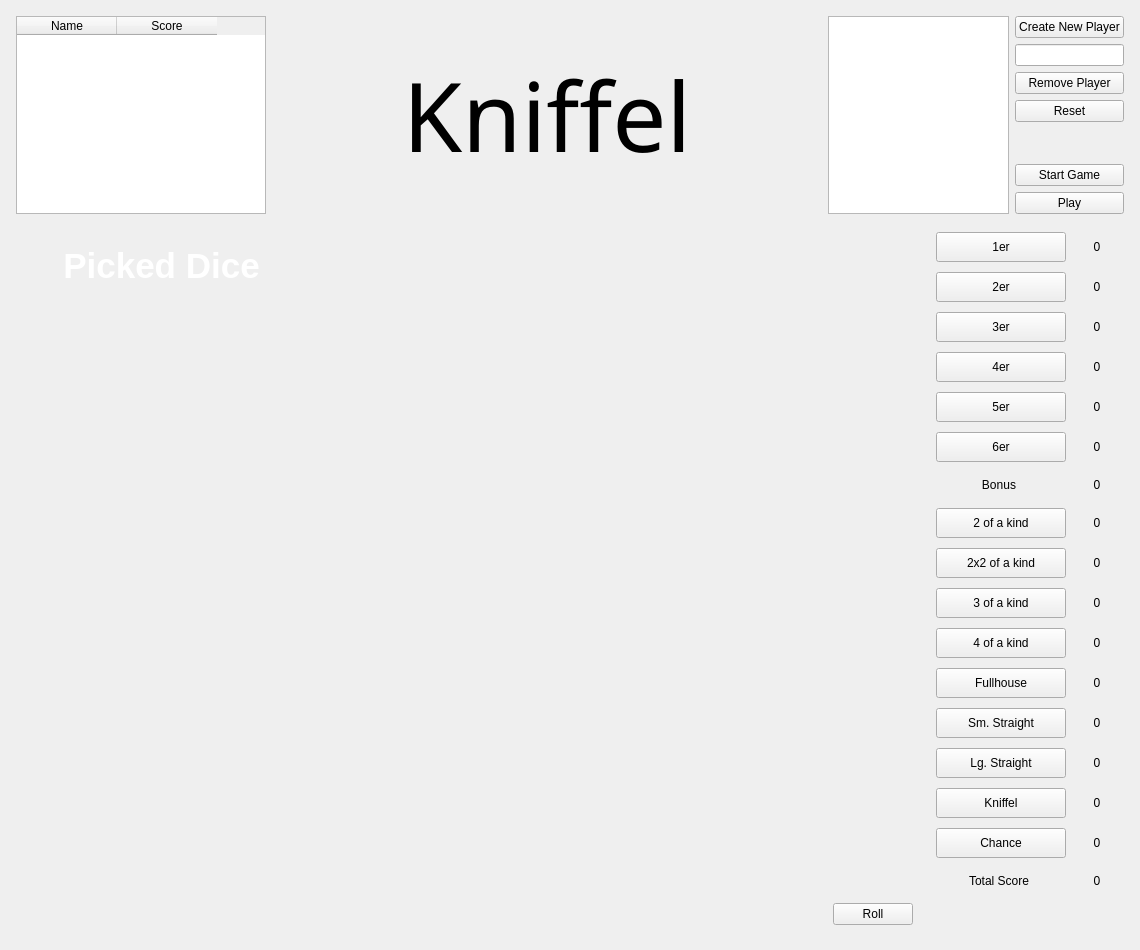
The window that Kniffel.ui (MoVo01/Kniffel) describes before a commit, drawn with Qt 5.
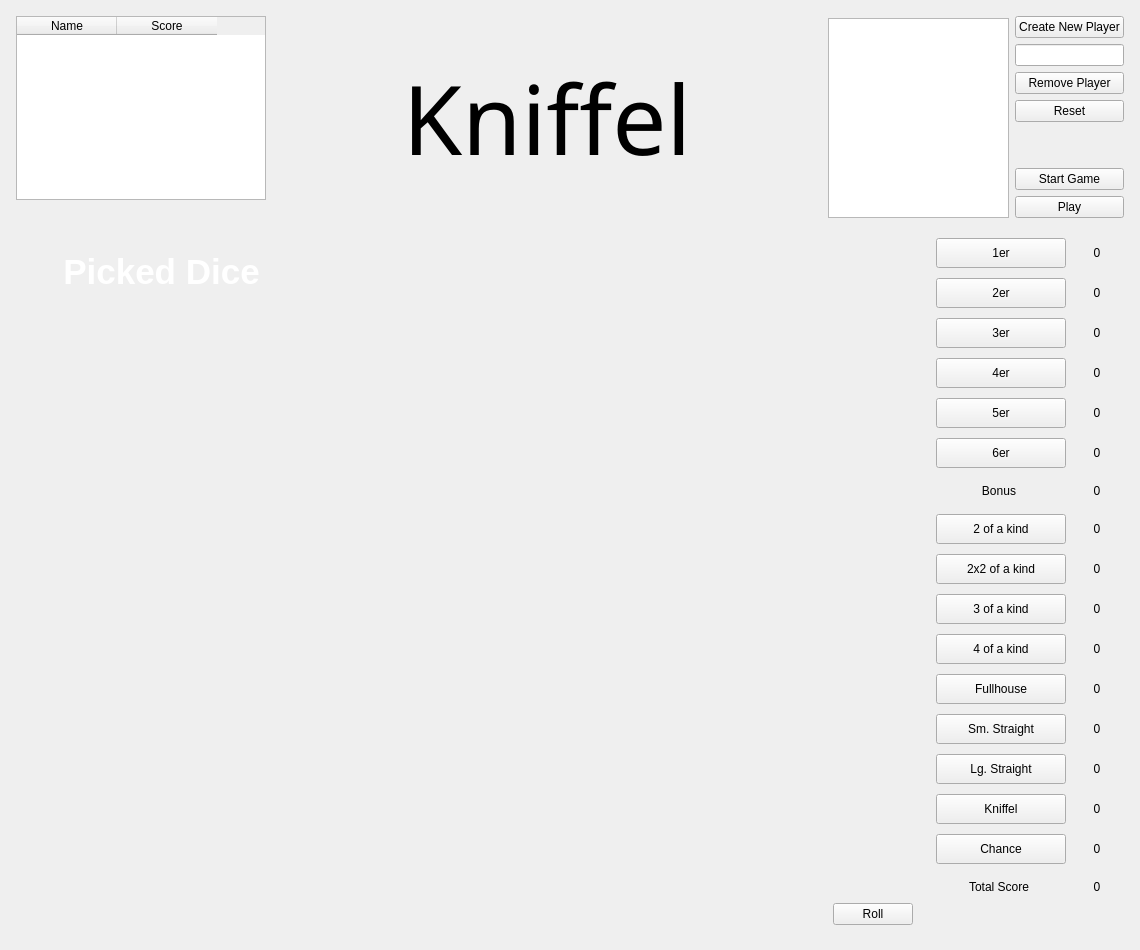
The same window after the commit. Icons and pictures are not drawn. Custom widgets are drawn as their Qt base class.

Commit message: 2nd finish

```diff
--- a/Kniffel.ui
+++ b/Kniffel.ui
@@ -62,7 +62,7 @@
          </property>
          <property name="maximumSize">
           <size>
-           <width>16777215</width>
+           <width>280</width>
            <height>200</height>
           </size>
          </property>
@@ -78,6 +78,16 @@
          </column>
         </widget>
        </item>
+       <item>
+        <widget class="QLabel" name="Turn">
+         <property name="text">
+          <string/>
+         </property>
+         <property name="alignment">
+          <set>Qt::AlignCenter</set>
+         </property>
+        </widget>
+       </item>
       </layout>
      </item>
      <item>
@@ -144,7 +154,7 @@
        </property>
        <property name="maximumSize">
         <size>
-         <width>16777215</width>
+         <width>280</width>
          <height>200</height>
         </size>
        </property>
@@ -221,7 +231,7 @@
         <widget class="QPushButton" name="StartGame">
          <property name="maximumSize">
           <size>
-           <width>185</width>
+           <width>190</width>
            <height>16777215</height>
           </size>
          </property>
@@ -234,7 +244,7 @@
         <widget class="QPushButton" name="Play">
          <property name="maximumSize">
           <size>
-           <width>185</width>
+           <width>190</width>
            <height>16777215</height>
           </size>
          </property>
```
Left out of the diff: 8 changed lines with no effect on the pictures. The commit also changes 2 other files.
